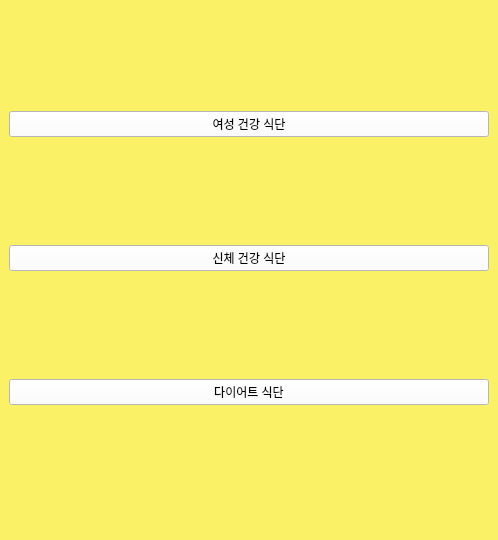
Above: UI/ui_files/window.ui from hgyuhyeon/MealGenerator before the change. Below: the same form after it.
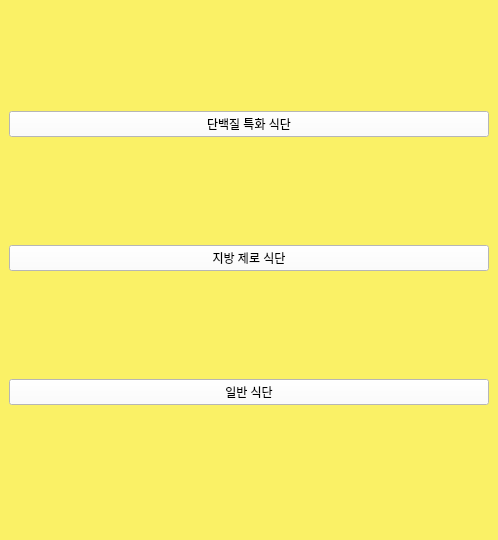
That is the form after the change. Icons and pictures are not drawn.

```diff
--- a/UI/ui_files/window.ui
+++ b/UI/ui_files/window.ui
@@ -35,7 +35,7 @@
 background-color: rgb(255, 255, 255);</string>
       </property>
       <property name="text">
-       <string>여성 건강 식단</string>
+       <string>단백질 특화 식단</string>
       </property>
      </widget>
     </item>
@@ -46,7 +46,7 @@
 background-color: rgb(255, 255, 255);</string>
       </property>
       <property name="text">
-       <string>신체 건강 식단</string>
+       <string>지방 제로 식단</string>
       </property>
      </widget>
     </item>
@@ -57,7 +57,7 @@
 background-color: rgb(255, 255, 255);</string>
       </property>
       <property name="text">
-       <string>다이어트 식단</string>
+       <string>일반 식단</string>
       </property>
      </widget>
     </item>
```
Left out of the diff: 3 changed lines with no effect on the pictures.
